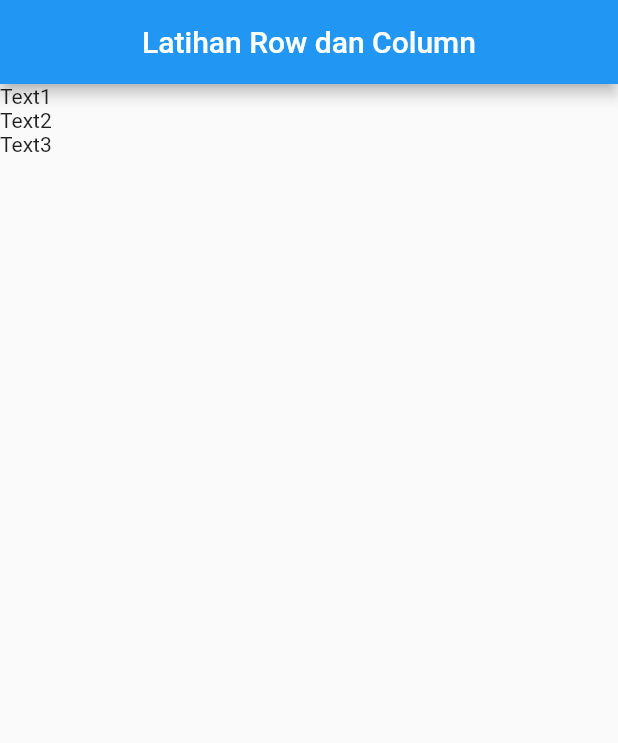
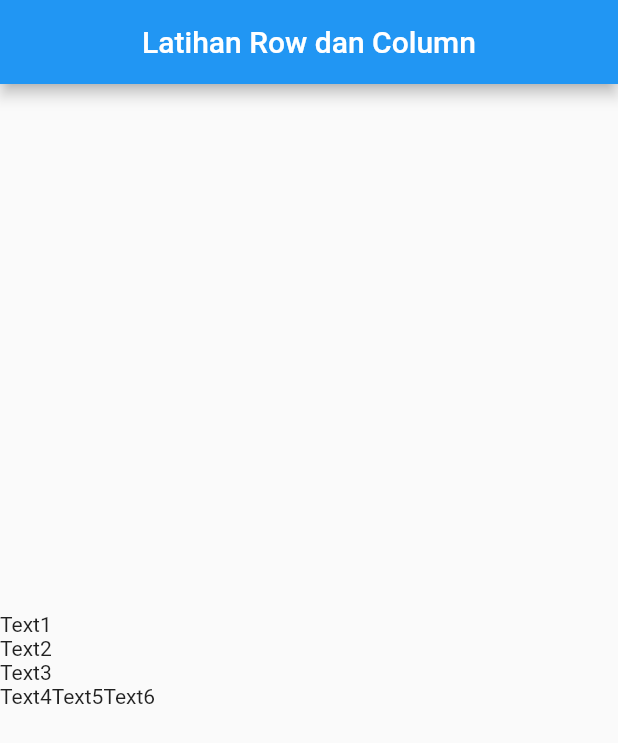
Before and after one commit to AlfonsInfo/Flutter-Learning-Journey, a Flutter app: the screen it shows after launch, on a phone screen of 412 x 824 dp. Shown: the top 743 px of the screen. Run offline on Flutter 3.47's test engine with Material 2 defaults, Android fonts, the phone set to English and light mode, and no system bars.

Commit message:
row and column

```diff
--- a/lib/main.dart
+++ b/lib/main.dart
@@ -12,10 +12,18 @@ class MyApp extends StatelessWidget {
     return MaterialApp(
       home: Scaffold(
           appBar: AppBar(title:Center(child: Text("Latihan Row dan Column"),) ),
-          body: Column(children: <Widget>[
-            Text("Text1"),
-            Text("Text2"),
-            Text("Text3"),
+          body: Column(
+            mainAxisAlignment: MainAxisAlignment.center,
+            crossAxisAlignment: CrossAxisAlignment.start,
+            children: <Widget>[
+              Text("Text1"),
+              Text("Text2"),
+              Text("Text3"),
+              Row(children: [
+                Text("Text4"),
+                Text("Text5"),
+                Text("Text6"),
+              ],)
           ]),
       )
     );
```
